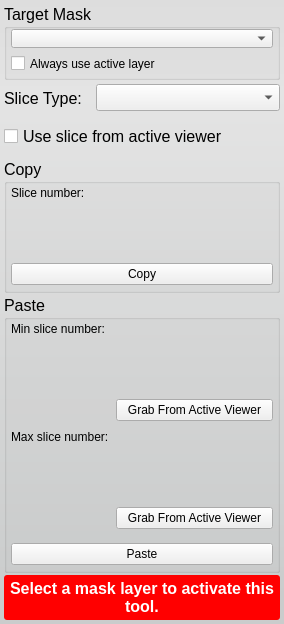
Qt form src/Interface/ToolInterface/ClipboardToolInterface.ui (jessdtate/Seg3D) before a commit.
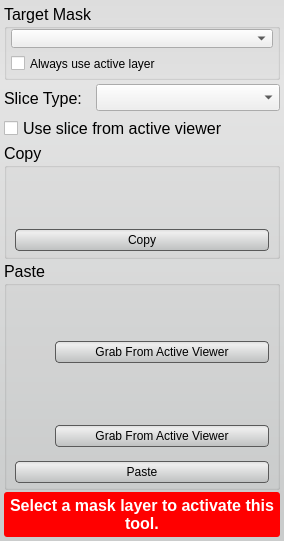
The same form after that commit. Custom widgets are drawn as their Qt base class.

Commit message: added styles to the ui buttons still some tweaking that needs done.  check out the Discrete Gaussian Blur tool and let me know if the lighter background looks better.

```diff
--- a/src/Interface/ToolInterface/ClipboardToolInterface.ui
+++ b/src/Interface/ToolInterface/ClipboardToolInterface.ui
@@ -7,7 +7,7 @@
     <x>0</x>
     <y>0</y>
     <width>284</width>
-    <height>624</height>
+    <height>532</height>
    </rect>
   </property>
   <property name="font">
@@ -22,6 +22,28 @@
    <string notr="true">QWidget#ClipboardToolInterface{
 	border-radius: 3px;
 	background-color: qlineargradient(spread:pad, x1:0.5, y1:0, x2:0.5, y2:0.960227, stop:0 rgba(221, 221, 221, 255), stop:0.155779 rgba(228, 228, 228, 255), stop:1 rgba(202, 204, 204, 255));      
+}
+
+
+QPushButton{
+	background-color: qlineargradient(spread:pad, x1:0.5, y1:0, x2:0.5, y2:0.960227, stop:0 rgba(221, 221, 221, 255), stop:0.155779 rgba(238, 238, 238, 255), stop:1 rgba(192, 194, 194, 255));
+	border-radius: 4px;
+	border: 1px solid rgb(90, 90, 90);
+	margin:4px;
+}
+
+QPushButton:hover{
+	background-color: qlineargradient(spread:pad, x1:0.5, y1:0, x2:0.5, y2:1, stop:0 rgba(195, 195, 195, 255), stop:0.253769 rgba(206, 206, 206, 255), stop:1 rgba(185, 185, 185, 255));
+	border-radius: 4px;
+	border: 1px solid rgb(90, 90, 90);
+	margin:4px;
+}
+
+QPushButton:pressed{
+	background-color: qlineargradient(spread:pad, x1:0.5, y1:0, x2:0.5, y2:1, stop:0 rgba(150, 150, 150, 255), stop:0.753769 rgba(206, 206, 206, 255), stop:1 rgba(185, 185, 185, 255));
+	border-radius: 4px;
+	border: 1px solid rgb(90, 90, 90);
+	margin:4px;
 }</string>
   </property>
   <layout class="QVBoxLayout" name="verticalLayout_2">
@@ -182,13 +204,6 @@
          <property name="margin">
           <number>0</number>
          </property>
-         <item>
-          <widget class="QLabel" name="label_2">
-           <property name="text">
-            <string>Slice number:</string>
-           </property>
-          </widget>
-         </item>
          <item>
           <widget class="QtUtils::QtSliderIntCombo" name="copy_slice_number_" native="true">
            <property name="minimumSize">
@@ -225,6 +240,12 @@
          </property>
          <item>
           <widget class="QPushButton" name="copy_button_">
+           <property name="minimumSize">
+            <size>
+             <width>0</width>
+             <height>30</height>
+            </size>
+           </property>
            <property name="text">
             <string>Copy</string>
            </property>
@@ -266,13 +287,6 @@
       <property name="bottomMargin">
        <number>0</number>
       </property>
-      <item>
-       <widget class="QLabel" name="label_3">
-        <property name="text">
-         <string>Min slice number:</string>
-        </property>
-       </widget>
-      </item>
       <item>
        <widget class="QtUtils::QtSliderIntCombo" name="paste_slice_number_min_" native="true">
         <property name="minimumSize">
@@ -297,7 +311,7 @@
           <height>32</height>
          </size>
         </property>
-        <layout class="QHBoxLayout" name="horizontalLayout_8" stretch="2,3">
+        <layout class="QHBoxLayout" name="horizontalLayout_8" stretch="0,3">
          <property name="margin">
           <number>0</number>
          </property>
@@ -316,6 +330,12 @@
          </item>
          <item>
           <widget class="QPushButton" name="grab_min_slice_button_">
+           <property name="minimumSize">
+            <size>
+             <width>0</width>
+             <height>30</height>
+            </size>
+           </property>
            <property name="text">
             <string>Grab From Active Viewer</string>
            </property>
@@ -324,13 +344,6 @@
         </layout>
        </widget>
       </item>
-      <item>
-       <widget class="QLabel" name="label_4">
-        <property name="text">
-         <string>Max slice number:</string>
-        </property>
-       </widget>
-      </item>
       <item>
        <widget class="QtUtils::QtSliderIntCombo" name="paste_slice_number_max_" native="true">
         <property name="minimumSize">
@@ -349,7 +362,7 @@
           <height>32</height>
          </size>
         </property>
-        <layout class="QHBoxLayout" name="horizontalLayout_6" stretch="2,3">
+        <layout class="QHBoxLayout" name="horizontalLayout_6" stretch="0,3">
          <property name="margin">
           <number>0</number>
          </property>
@@ -368,6 +381,12 @@
          </item>
          <item>
           <widget class="QPushButton" name="grab_max_slice_button_">
+           <property name="minimumSize">
+            <size>
+             <width>0</width>
+             <height>30</height>
+            </size>
+           </property>
            <property name="text">
             <string>Grab From Active Viewer</string>
            </property>
@@ -399,6 +418,12 @@
          </property>
          <item>
           <widget class="QPushButton" name="paste_button_">
+           <property name="minimumSize">
+            <size>
+             <width>0</width>
+             <height>30</height>
+            </size>
+           </property>
            <property name="text">
             <string>Paste</string>
            </property>
@@ -455,17 +480,17 @@
   </layout>
  </widget>
  <customwidgets>
-  <customwidget>
-   <class>QtUtils::QtDropableComboBox</class>
-   <extends>QComboBox</extends>
-   <header location="global">QtUtils/Widgets/QtDropableComboBox.h</header>
-  </customwidget>
   <customwidget>
    <class>QtUtils::QtSliderIntCombo</class>
    <extends>QWidget</extends>
    <header location="global">QtUtils/Widgets/QtSliderIntCombo.h</header>
    <container>1</container>
   </customwidget>
+  <customwidget>
+   <class>QtUtils::QtDropableComboBox</class>
+   <extends>QComboBox</extends>
+   <header location="global">QtUtils/Widgets/QtDropableComboBox.h</header>
+  </customwidget>
  </customwidgets>
  <resources/>
  <connections>
```
The commit also changes 57 other files.
